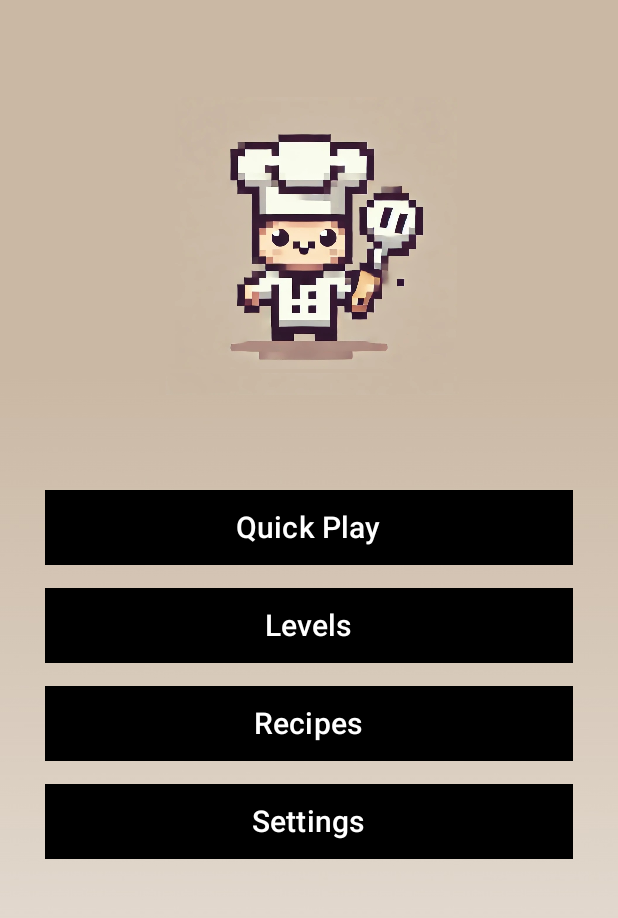
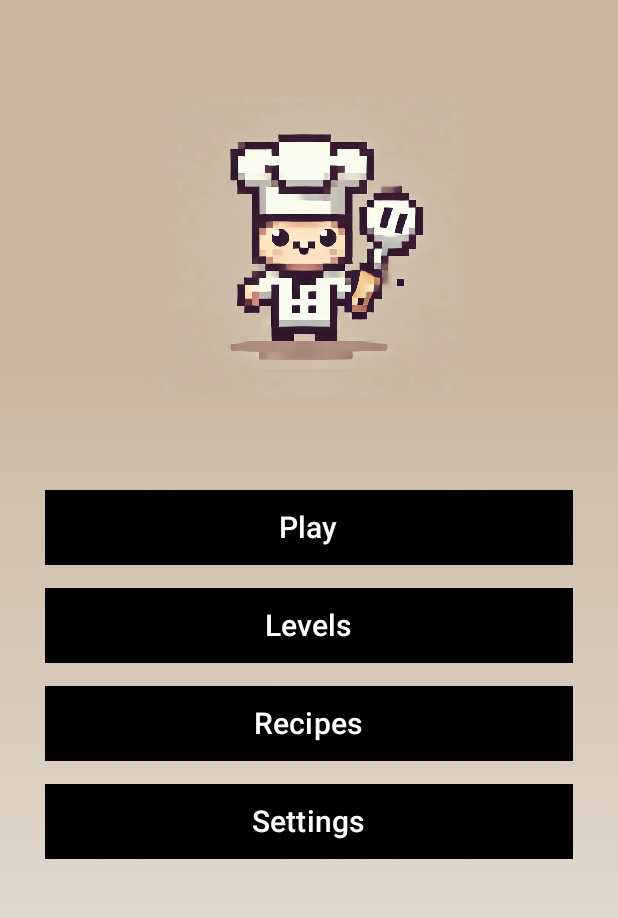
Before and after one commit to r44cx/PixelChef, an Android app built with Jetpack Compose: the screen it shows after launch (MainActivity), on a phone screen of 412 x 824 dp, the part 181-1099 px from its top. Run offline under Robolectric (Android 15) with nearby library versions, the phone set to English and light mode, and no system bars.

Commit message:
add play function

```diff
--- a/app/src/main/java/com/pixelchef/MainMenuScreen.kt
+++ b/app/src/main/java/com/pixelchef/MainMenuScreen.kt
@@ -52,7 +52,7 @@ fun MainMenuScreen(onNavigate: (String) -> Unit) {
             modifier = Modifier.height(250.dp),
             verticalArrangement = Arrangement.spacedBy(15.dp)
         ) {
-            MainButton("Quick Play", "quickPlay", onNavigate)
+            MainButton("Play", "play", onNavigate)
             MainButton("Levels", "levels", onNavigate)
             MainButton("Recipes", "recipes", onNavigate)
             MainButton("Settings", "settings", onNavigate)
```
Also changed, not shown: app/src/main/java/com/pixelchef/MainActivity.kt (+9 -2 lines).
